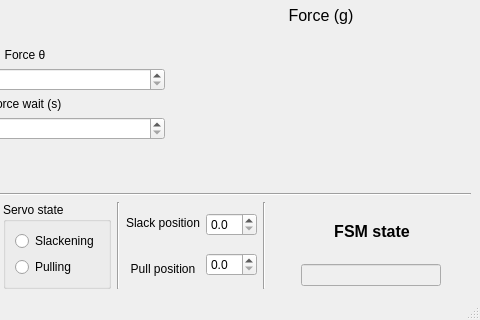
goatsofnaxos/VBAcmd, file UIdesign.ui: the form before one commit; both pictures show x 124 to 604 and y 459 to 779 of the 604 by 779 pixel window.
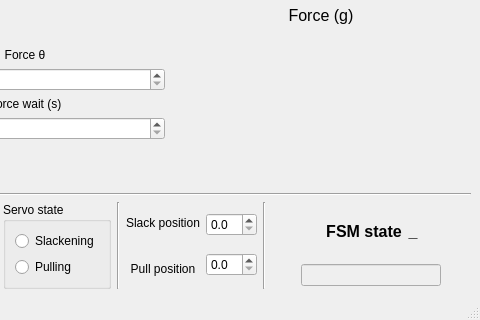
The form after the commit. Custom widgets are drawn as their Qt base class.

Commit message: trig text

What changed in the file:
```diff
--- a/UIdesign.ui
+++ b/UIdesign.ui
@@ -720,6 +720,23 @@
             </property>
            </widget>
           </item>
+          <item>
+           <widget class="QLabel" name="outTrigTextLabel">
+            <property name="font">
+             <font>
+              <pointsize>12</pointsize>
+              <weight>75</weight>
+              <bold>true</bold>
+             </font>
+            </property>
+            <property name="text">
+             <string>_</string>
+            </property>
+            <property name="alignment">
+             <set>Qt::AlignCenter</set>
+            </property>
+           </widget>
+          </item>
           <item>
            <spacer name="horizontalSpacer_2">
             <property name="orientation">
```
The commit also changes 5 other files.
